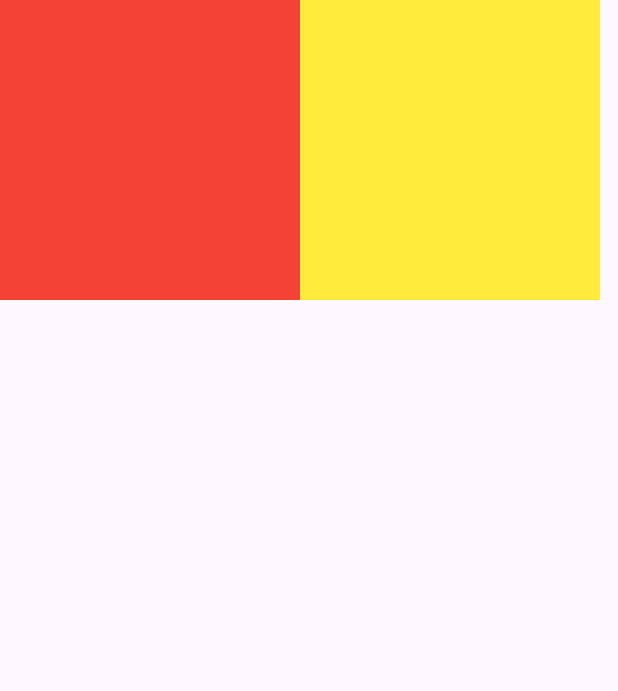
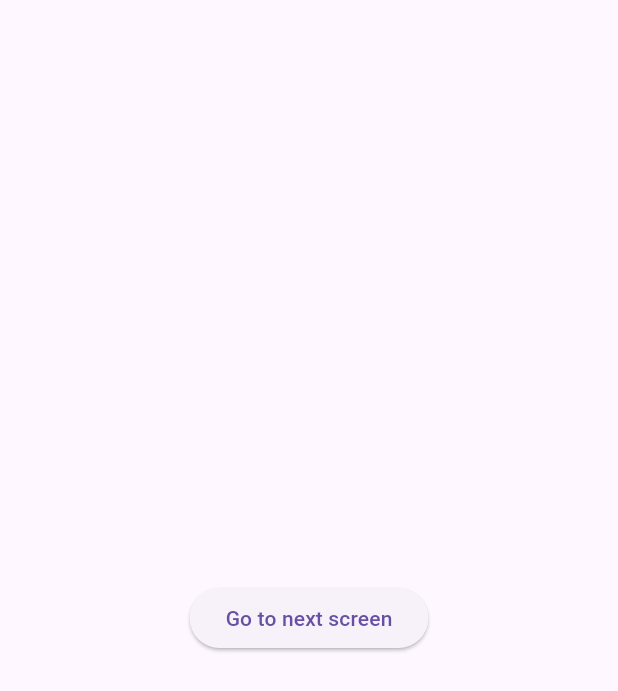
Before and after one commit to jsafe00/my_flutter_app, a Flutter app: the screen it shows after launch, on a phone screen of 412 x 824 dp. Shown: the top 691 px of the screen. Run offline on Flutter 3.47's test engine with Material 3 defaults, Android fonts, the phone set to English and light mode, and no system bars.

Commit message:
screen navigations

```diff
--- a/lib/main.dart
+++ b/lib/main.dart
@@ -1,36 +1,17 @@
 import 'package:flutter/material.dart';
+import 'screens/home_screen.dart';
 
 void main() {
   runApp(const MyApp());
 }
 
 class MyApp extends StatelessWidget {
-  const MyApp({super.key});
+   const MyApp({Key? key}) : super(key: key);
 
   @override
   Widget build(BuildContext context) {
     return MaterialApp(
-      title: 'Flutter Demo', home: HomeScreen());
+      home: const HomeScreen(),
+    );
   }
 }
-
-class HomeScreen extends StatelessWidget{
-  @override
-  Widget build(BuildContext context) {
-      return Scaffold(
-        body: Row(children: [
-          Container(
-            height: 200,
-            width: 200,
-            color: Colors.red,
-          ),
-
-          Container(
-            height: 200,
-            width: 200,
-            color: Colors.yellow,
-          ),
-        ],)
-      );
-  }
-}
--- /dev/null
+++ b/lib/screens/home_screen.dart
@@ -0,0 +1,23 @@
+import 'package:flutter/material.dart';
+import 'package:my_flutter_app/screens/second_screen.dart';
+
+class HomeScreen extends StatelessWidget {
+  const HomeScreen({Key? key}) : super(key: key);
+
+  @override
+  Widget build(BuildContext context) {
+    return SafeArea(
+     child: Scaffold(
+      body: Center(
+        child: ElevatedButton(
+        onPressed: () {
+          Navigator.of(context).push(
+            MaterialPageRoute(builder: (context) => SecondScreen()));
+        },
+        child: Text("Go to next screen"),
+          ),
+        ),
+      ),
+    );
+  }
+}
```
Also changed, not shown: lib/screens/second_screen.dart (added, +21 -0 lines).
